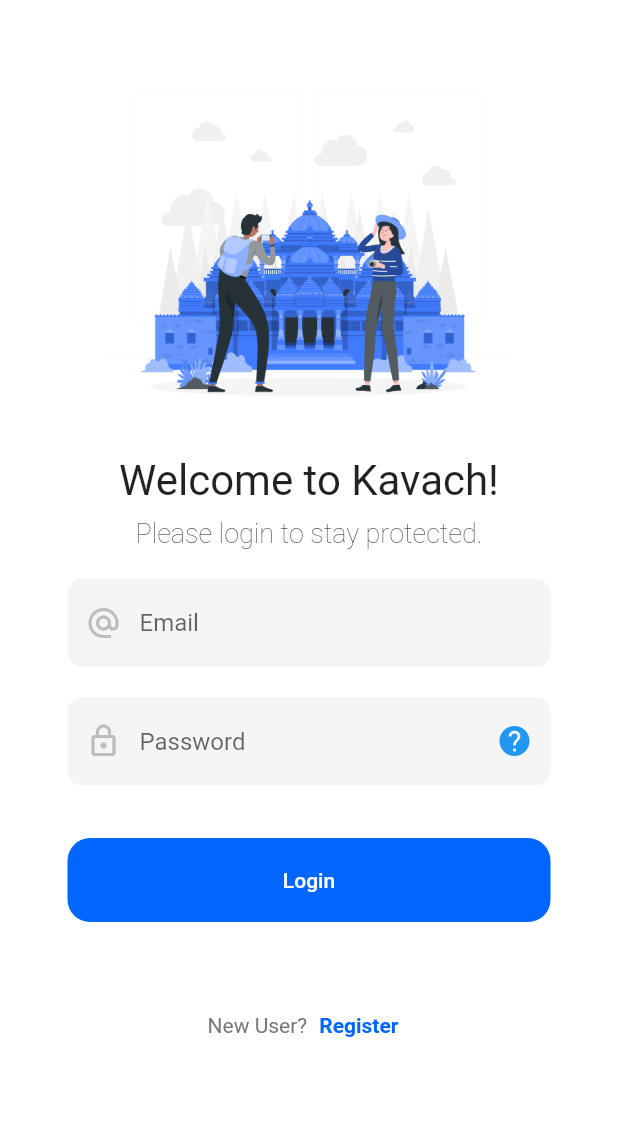
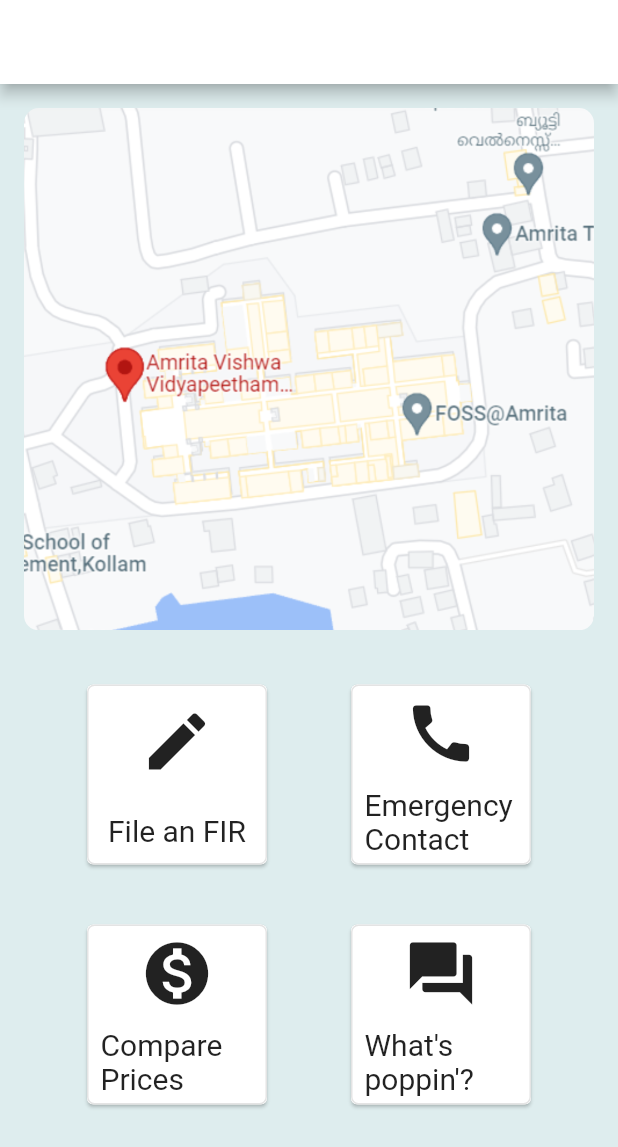
Before and after one commit to theamankumarsingh/tourist_app, a Flutter app: the screen it shows after launch, after a tap on "Login", on a phone screen of 412 x 824 dp. Shown: the top 1147 px of the screen. Run offline on Flutter 3.47's test engine with Material 2 defaults, Android fonts, the phone set to English and light mode, and no system bars; our stand-ins replace google_nav_bar, page_transition; Roboto replaces fonts that are missing (OpenSans).

Commit message:
Add: dashboard

```diff
--- /dev/null
+++ b/lib/Screens/dashboard.dart
@@ -0,0 +1,88 @@
+import 'package:flutter/material.dart';
+import 'package:google_nav_bar/google_nav_bar.dart';
+
+class Dashboard extends StatefulWidget {
+  const Dashboard({Key? key}) : super(key: key);
+
+  @override
+  State<Dashboard> createState() => _DashboardState();
+}
+
+class _DashboardState extends State<Dashboard> {
+  int _selectedIndex = 0;
+  static const TextStyle optionStyle =
+      TextStyle(fontSize: 30, fontWeight: FontWeight.w600);
+
+  @override
+  Widget build(BuildContext context) {
+    return Scaffold(
+      backgroundColor: Color.fromARGB(255, 222, 237, 238),
+      appBar: AppBar(
+        backgroundColor: Colors.white,
+      ),
+      body: Column(children: [
+        Padding(
+          padding: const EdgeInsets.all(16.0),
+          child: ClipRRect(
+            borderRadius: BorderRadius.circular(10),
+
+            child: Image.asset("Assets/map.png"),
+          ),
+        ),
+        Row(
+          mainAxisAlignment: MainAxisAlignment.center,
+          children: [
+            getCard("File an FIR", Icons.edit),
+            getCard("Emergency Contact", Icons.call),
+          ],
+        ),
+        Row(
+          mainAxisAlignment: MainAxisAlignment.center,
+          children: [
+            getCard("Compare Prices", Icons.monetization_on),
+            getCard("What's poppin'?", Icons.question_answer)
+          ],
+        )
+      ]),
+    );
+  }
+
+  Widget getCard(String label, IconData icon) {
+    return Container(
+        margin: const EdgeInsets.symmetric(
+          vertical: 16.0,
+          horizontal: 24.0,
+        ),
+        child: Card(
+          child: Container(
+              decoration: BoxDecoration(
+                  border: Border.all(
+                    color: Color(0xFFE4E4E4),
+                  ),
+                  borderRadius: BorderRadius.all(Radius.circular(5))),
+              height: 120,
+              width: 120,
+              child: Column(
+                mainAxisAlignment: MainAxisAlignment.spaceAround,
+                children: [
+                  Padding(
+                    padding: const EdgeInsets.symmetric(vertical: 2.0),
+                    child: Icon(
+                      icon,
+                      size: 50,
+                    ),
+                  ),
+                  Center(
+                    child: Padding(
+                      padding: const EdgeInsets.symmetric(horizontal: 8.0),
+                      child: Text(
+                        label,
+                        style: TextStyle(fontSize: 20),
+                      ),
+                    ),
+                  )
+                ],
+              )),
+        ));
+  }
+}
--- a/lib/Screens/login_screen.dart
+++ b/lib/Screens/login_screen.dart
@@ -1,9 +1,17 @@
 import 'dart:async';
 import 'package:flutter/material.dart';
 import 'package:flutter/services.dart';
+import 'package:tourist_app/Screens/dashboard.dart';
+
+import 'package:page_transition/page_transition.dart';
 
 class Login extends StatefulWidget {
-  var photos = ['Assets/Traveling-rafiki.png','Assets/Ahmedabad-rafiki.png','Assets/Agra-rafiki.png','Assets/Tour guide-rafiki.png'];
+  var photos = [
+    'Assets/Traveling-rafiki.png',
+    'Assets/Ahmedabad-rafiki.png',
+    'Assets/Agra-rafiki.png',
+    'Assets/Tour guide-rafiki.png'
+  ];
 
   Login({Key? key}) : super(key: key);
 
@@ -15,7 +23,7 @@ class _LoginState extends State<Login> {
   FocusNode focusEmail = FocusNode();
   FocusNode focusPass = FocusNode();
 
-  int _image=0;
+  int _image = 0;
   var _timer;
 
   @override
@@ -35,22 +43,24 @@ class _LoginState extends State<Login> {
       statusBarIconBrightness: Brightness.light,
     ));
     return GestureDetector(
-      onTap: (){FocusManager.instance.primaryFocus?.unfocus(); setState(() {
-      });},
+      onTap: () {
+        FocusManager.instance.primaryFocus?.unfocus();
+        setState(() {});
+      },
       child: Scaffold(
           resizeToAvoidBottomInset: false,
           backgroundColor: Colors.white,
           body: SafeArea(
             child: Container(
-              margin: const EdgeInsets.only(left:45, right: 45, top:30, bottom: 30),
+              margin: const EdgeInsets.only(
+                  left: 45, right: 45, top: 30, bottom: 30),
               child: Column(
                 crossAxisAlignment: CrossAxisAlignment.center,
                 children: [
                   FractionallySizedBox(
                       alignment: Alignment.topCenter,
                       widthFactor: 0.85,
-                    child:slideshow()
-                  ),
+                      child: slideshow()),
                   Container(
                     alignment: Alignment.center,
                     child: const Text(
@@ -81,8 +91,9 @@ class _LoginState extends State<Login> {
                   ),
                   Container(
                     child: TextField(
-                      onTap: (){setState(() {
-                      });},
+                      onTap: () {
+                        setState(() {});
+                      },
                       focusNode: focusEmail,
                       keyboardType: TextInputType.visiblePassword,
                       textInputAction: TextInputAction.done,
@@ -100,11 +111,12 @@ class _LoginState extends State<Login> {
                         focusedBorder: OutlineInputBorder(
                             borderSide: BorderSide(
                           color: Theme.of(context).primaryColor,
-                            )
-                        ),
+                        )),
                         prefixIcon: Icon(
                           Icons.alternate_email,
-                          color: focusEmail.hasFocus ? Theme.of(context).primaryColor : Colors.grey.shade400,
+                          color: focusEmail.hasFocus
+                              ? Theme.of(context).primaryColor
+                              : Colors.grey.shade400,
                         ),
                         hintText: 'Email',
                       ),
@@ -115,8 +127,9 @@ class _LoginState extends State<Login> {
                   ),
                   Container(
                     child: TextField(
-                      onTap: (){setState(() {
-                      });},
+                      onTap: () {
+                        setState(() {});
+                      },
                       focusNode: focusPass,
                       keyboardType: TextInputType.visiblePassword,
                       textInputAction: TextInputAction.done,
@@ -135,17 +148,19 @@ class _LoginState extends State<Login> {
                         focusedBorder: OutlineInputBorder(
                             borderSide: BorderSide(
                           color: Theme.of(context).primaryColor,
-                            )
-                        ),
+                        )),
                         prefixIcon: Icon(
                           Icons.lock_outline,
-                          color: focusPass.hasFocus ? Theme.of(context).primaryColor : Colors.grey.shade400,
+                          color: focusPass.hasFocus
+                              ? Theme.of(context).primaryColor
+                              : Colors.grey.shade400,
                         ),
                         suffixIcon: IconButton(
                           icon: Icon(
                             Icons.help,
                             color: Theme.of(context).primaryColor,
-                          ), onPressed: () {  },
+                          ),
+                          onPressed: () {},
                         ),
                         hintText: 'Password',
                       ),
@@ -156,18 +171,30 @@ class _LoginState extends State<Login> {
                   ),
                   Container(
                     width: double.infinity,
-                    child: ElevatedButton(onPressed: (){},
+                    child: ElevatedButton(
+                      onPressed: () {
+                        Navigator.push(
+                          context,
+                          PageTransition(
+                            type: PageTransitionType.bottomToTop,
+                            duration: Duration(milliseconds: 600),
+                            child: Dashboard(),
+                          ),
+                        );
+                      },
                       child: const Text('Login'),
                       style: ButtonStyle(
                           elevation: MaterialStateProperty.all(0),
-                          backgroundColor: MaterialStateProperty.all(const Color(0xff0165ff)),
-                          padding: MaterialStateProperty.all(const EdgeInsets.symmetric(horizontal: 50, vertical: 20)),
-                          shape: MaterialStateProperty.all<RoundedRectangleBorder>(
+                          backgroundColor: MaterialStateProperty.all(
+                              const Color(0xff0165ff)),
+                          padding: MaterialStateProperty.all(
+                              const EdgeInsets.symmetric(
+                                  horizontal: 50, vertical: 20)),
+                          shape:
+                              MaterialStateProperty.all<RoundedRectangleBorder>(
                                   RoundedRectangleBorder(
                             borderRadius: BorderRadius.circular(15.0),
-                              )
-                          )
-                      ),
+                          ))),
                     ),
                   ),
                   const SizedBox(
@@ -178,15 +205,19 @@ class _LoginState extends State<Login> {
                   ),
                   Row(
                     mainAxisAlignment: MainAxisAlignment.center,
-                    children: [ Text('New User?',
+                    children: [
+                      Text(
+                        'New User?',
                         style: TextStyle(
                           fontSize: 14,
                           color: Colors.grey.shade600,
                           fontWeight: FontWeight.normal,
                         ),
-                    ),  TextButton(
-                      onPressed: () {  },
-                      child: const Text('Register',
+                      ),
+                      TextButton(
+                        onPressed: () {},
+                        child: const Text(
+                          'Register',
                           style: TextStyle(
                             fontSize: 14,
                             color: Color(0xff0165ff),
@@ -199,26 +230,25 @@ class _LoginState extends State<Login> {
                 ],
               ),
             ),
-          )
-      ),
+          )),
     );
   }
 
   //fix
-  Widget slideshow()
-  {
-    var prev=_image-1;
-    if(_image==0) {
+  Widget slideshow() {
+    var prev = _image - 1;
+    if (_image == 0) {
       prev = 3;
     }
     print("$_image $prev");
-    setState(() {
-
-    });
-    return Stack(children: [AnimatedOpacity(opacity: 0,
+    setState(() {});
+    return Stack(children: [
+      AnimatedOpacity(
+          opacity: 0,
           duration: const Duration(milliseconds: 1000),
           child: Image.asset(widget.photos[prev])),
-      AnimatedOpacity(opacity: 1,
+      AnimatedOpacity(
+          opacity: 1,
           duration: const Duration(milliseconds: 1000),
           child: Image.asset(widget.photos[_image]))
     ]);
--- a/lib/main.dart
+++ b/lib/main.dart
@@ -21,6 +21,7 @@ class _MyAppState extends State<MyApp> {
   Widget build(BuildContext context) {
     return MaterialApp(
       title: 'Kavach',
+      debugShowCheckedModeBanner: false,
       theme: ThemeData(
         colorScheme: ColorScheme.fromSwatch(
           primarySwatch: Colors.blue,
@@ -41,6 +42,7 @@ class _MyAppState extends State<MyApp> {
       home: Login(),
     );
   }
+
   void changeTheme(ThemeMode themeMode) {
     setState(() {
       _themeMode = themeMode;
--- a/pubspec.yaml
+++ b/pubspec.yaml
@@ -34,6 +34,8 @@ dependencies:
   # The following adds the Cupertino Icons font to your application.
   # Use with the CupertinoIcons class for iOS style icons.
   cupertino_icons: ^1.0.2
+  google_nav_bar: ^2.2.0
+  page_transition: "^2.0.5"
 
 dev_dependencies:
   flutter_test:
```
Also changed, not shown: Assets/map.png (added), pubspec.lock. Lines whose indentation alone changed are shown as unchanged.
